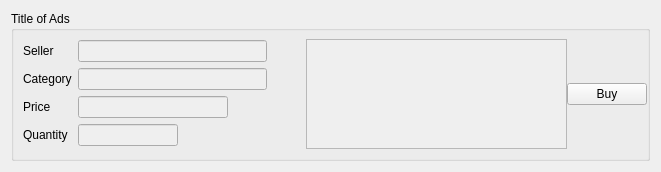
This is Ipiranga_GUI/layout/searchads.ui in Hugo-NF/App_Ipiranga as Qt 5 draws it before an edit. The edited form follows.
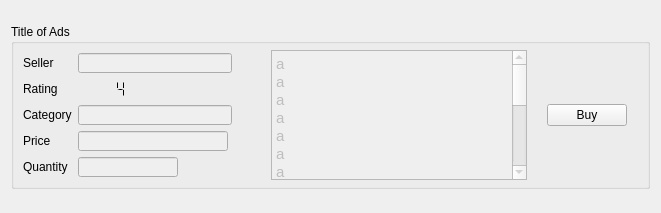
This is the edited form. Icons and pictures are not drawn.

```diff
--- a/Ipiranga_GUI/layout/searchads.ui
+++ b/Ipiranga_GUI/layout/searchads.ui
@@ -7,7 +7,7 @@
     <x>0</x>
     <y>0</y>
     <width>661</width>
-    <height>168</height>
+    <height>213</height>
    </rect>
   </property>
   <property name="windowTitle">
@@ -19,13 +19,13 @@
      <property name="minimumSize">
       <size>
        <width>0</width>
-       <height>150</height>
+       <height>165</height>
       </size>
      </property>
      <property name="maximumSize">
       <size>
        <width>16777215</width>
-       <height>150</height>
+       <height>165</height>
       </size>
      </property>
      <property name="title">
@@ -50,6 +50,34 @@
       <item>
        <widget class="QFrame" name="frame_2">
         <layout class="QGridLayout" name="gridLayout">
+         <item row="1" column="1">
+          <widget class="QLCDNumber" name="lcd_rating">
+           <property name="minimumSize">
+            <size>
+             <width>50</width>
+             <height>0</height>
+            </size>
+           </property>
+           <property name="maximumSize">
+            <size>
+             <width>50</width>
+             <height>16777215</height>
+            </size>
+           </property>
+           <property name="frameShape">
+            <enum>QFrame::NoFrame</enum>
+           </property>
+           <property name="segmentStyle">
+            <enum>QLCDNumber::Flat</enum>
+           </property>
+           <property name="value" stdset="0">
+            <double>4.280000000000000</double>
+           </property>
+           <property name="intValue" stdset="0">
+            <number>4</number>
+           </property>
+          </widget>
+         </item>
          <item row="3" column="1">
           <widget class="QLineEdit" name="line_price">
            <property name="enabled">
@@ -130,6 +158,13 @@
            </property>
           </widget>
          </item>
+         <item row="1" column="0">
+          <widget class="QLabel" name="label">
+           <property name="text">
+            <string>Rating</string>
+           </property>
+          </widget>
+         </item>
         </layout>
        </widget>
       </item>
@@ -163,11 +198,50 @@
         <property name="maximumSize">
          <size>
           <width>16777215</width>
-          <height>110</height>
+          <height>130</height>
          </size>
         </property>
+        <property name="html">
+         <string>&lt;!DOCTYPE HTML PUBLIC &quot;-//W3C//DTD HTML 4.0//EN&quot; &quot;http://www.w3.org/TR/REC-html40/strict.dtd&quot;&gt;
+&lt;html&gt;&lt;head&gt;&lt;meta name=&quot;qrichtext&quot; content=&quot;1&quot; /&gt;&lt;style type=&quot;text/css&quot;&gt;
+p, li { white-space: pre-wrap; }
+&lt;/style&gt;&lt;/head&gt;&lt;body style=&quot; font-family:'Cantarell'; font-size:11pt; font-weight:400; font-style:normal;&quot;&gt;
+&lt;p style=&quot; margin-top:0px; margin-bottom:0px; margin-left:0px; margin-right:0px; -qt-block-indent:0; text-indent:0px;&quot;&gt;a&lt;/p&gt;
+&lt;p style=&quot; margin-top:0px; margin-bottom:0px; margin-left:0px; margin-right:0px; -qt-block-indent:0; text-indent:0px;&quot;&gt;a&lt;/p&gt;
+&lt;p style=&quot; margin-top:0px; margin-bottom:0px; margin-left:0px; margin-right:0px; -qt-block-indent:0; text-indent:0px;&quot;&gt;a&lt;/p&gt;
+&lt;p style=&quot; margin-top:0px; margin-bottom:0px; margin-left:0px; margin-right:0px; -qt-block-indent:0; text-indent:0px;&quot;&gt;a&lt;/p&gt;
+&lt;p style=&quot; margin-top:0px; margin-bottom:0px; margin-left:0px; margin-right:0px; -qt-block-indent:0; text-indent:0px;&quot;&gt;a&lt;/p&gt;
+&lt;p style=&quot; margin-top:0px; margin-bottom:0px; margin-left:0px; margin-right:0px; -qt-block-indent:0; text-indent:0px;&quot;&gt;a&lt;/p&gt;
+&lt;p style=&quot; margin-top:0px; margin-bottom:0px; margin-left:0px; margin-right:0px; -qt-block-indent:0; text-indent:0px;&quot;&gt;a&lt;/p&gt;
+&lt;p style=&quot; margin-top:0px; margin-bottom:0px; margin-left:0px; margin-right:0px; -qt-block-indent:0; text-indent:0px;&quot;&gt;a&lt;/p&gt;
+&lt;p style=&quot; margin-top:0px; margin-bottom:0px; margin-left:0px; margin-right:0px; -qt-block-indent:0; text-indent:0px;&quot;&gt;a&lt;/p&gt;
+&lt;p style=&quot; margin-top:0px; margin-bottom:0px; margin-left:0px; margin-right:0px; -qt-block-indent:0; text-indent:0px;&quot;&gt;a&lt;/p&gt;
+&lt;p style=&quot; margin-top:0px; margin-bottom:0px; margin-left:0px; margin-right:0px; -qt-block-indent:0; text-indent:0px;&quot;&gt;a&lt;/p&gt;
+&lt;p style=&quot; margin-top:0px; margin-bottom:0px; margin-left:0px; margin-right:0px; -qt-block-indent:0; text-indent:0px;&quot;&gt;a&lt;/p&gt;
+&lt;p style=&quot; margin-top:0px; margin-bottom:0px; margin-left:0px; margin-right:0px; -qt-block-indent:0; text-indent:0px;&quot;&gt;a&lt;/p&gt;
+&lt;p style=&quot; margin-top:0px; margin-bottom:0px; margin-left:0px; margin-right:0px; -qt-block-indent:0; text-indent:0px;&quot;&gt;a&lt;/p&gt;
+&lt;p style=&quot; margin-top:0px; margin-bottom:0px; margin-left:0px; margin-right:0px; -qt-block-indent:0; text-indent:0px;&quot;&gt;a&lt;/p&gt;
+&lt;p style=&quot; margin-top:0px; margin-bottom:0px; margin-left:0px; margin-right:0px; -qt-block-indent:0; text-indent:0px;&quot;&gt;a&lt;/p&gt;
+&lt;p style=&quot;-qt-paragraph-type:empty; margin-top:0px; margin-bottom:0px; margin-left:0px; margin-right:0px; -qt-block-indent:0; text-indent:0px;&quot;&gt;&lt;br /&gt;&lt;/p&gt;&lt;/body&gt;&lt;/html&gt;</string>
+        </property>
        </widget>
       </item>
+      <item>
+       <spacer name="horizontalSpacer_2">
+        <property name="orientation">
+         <enum>Qt::Horizontal</enum>
+        </property>
+        <property name="sizeType">
+         <enum>QSizePolicy::Fixed</enum>
+        </property>
+        <property name="sizeHint" stdset="0">
+         <size>
+          <width>20</width>
+          <height>20</height>
+         </size>
+        </property>
+       </spacer>
+      </item>
       <item>
        <widget class="QPushButton" name="Button_buy">
         <property name="text">
@@ -178,6 +252,22 @@
         </property>
        </widget>
       </item>
+      <item>
+       <spacer name="horizontalSpacer_3">
+        <property name="orientation">
+         <enum>Qt::Horizontal</enum>
+        </property>
+        <property name="sizeType">
+         <enum>QSizePolicy::Fixed</enum>
+        </property>
+        <property name="sizeHint" stdset="0">
+         <size>
+          <width>20</width>
+          <height>20</height>
+         </size>
+        </property>
+       </spacer>
+      </item>
      </layout>
     </widget>
    </item>
```
Left out of the diff: 5 changed lines with no effect on the pictures.
